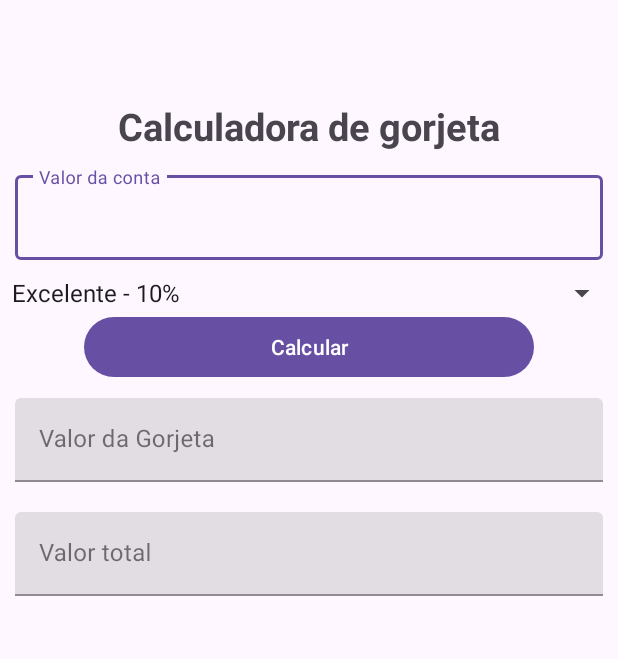
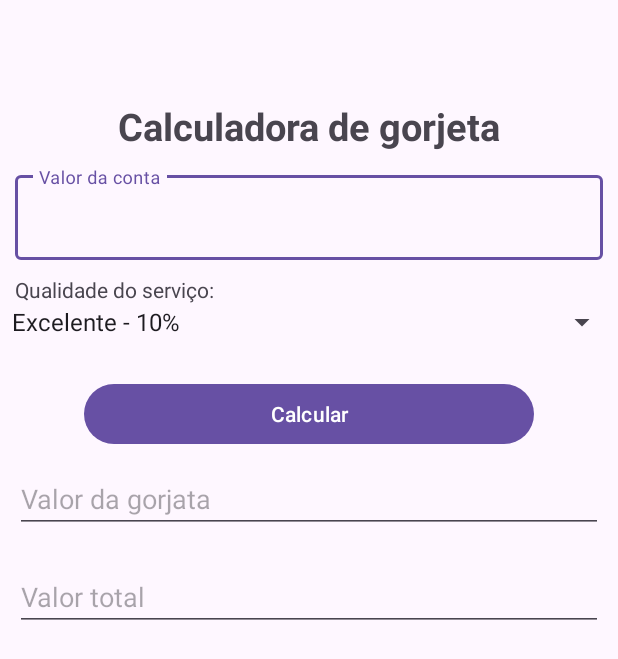
Before and after one commit to LBorgess/Gorjeta, an Android app: the screen it shows after launch (MainActivity), on a phone screen of 412 x 824 dp. Shown: the top 659 px of the screen. Run offline under Robolectric (Android 15) with nearby library versions, the phone set to English and light mode, and no system bars.

Commit message:
Funcionamento do menu drop

```diff
--- a/app/src/main/java/br/com/etecia/gorjeta/MainActivity.java
+++ b/app/src/main/java/br/com/etecia/gorjeta/MainActivity.java
@@ -4,9 +4,11 @@ import androidx.appcompat.app.AppCompatActivity;
 
 import android.os.Bundle;
 import android.widget.ArrayAdapter;
+import android.widget.EditText;
 import android.widget.Spinner;
 
 public class MainActivity extends AppCompatActivity {
+
 
     Spinner menu;
 
--- a/app/src/main/res/layout/activity_main.xml
+++ b/app/src/main/res/layout/activity_main.xml
@@ -16,6 +16,8 @@
         android:textSize="25sp"
         android:textStyle="bold" />
 
+    <!-- Valor da conta-->
+
     <com.google.android.material.textfield.TextInputLayout
         style="@style/Widget.MaterialComponents.TextInputLayout.OutlinedBox"
         android:layout_width="match_parent"
@@ -28,71 +30,45 @@
         <com.google.android.material.textfield.TextInputEditText
             android:id="@+id/outlined_edit_text"
             android:layout_width="match_parent"
-            android:layout_height="wrap_content" />
+            android:layout_height="wrap_content"
+            android:inputType="numberDecimal"
+            />
 
     </com.google.android.material.textfield.TextInputLayout>
 
-    <!--    SELECÃO-->
+    <TextView
+        android:layout_width="match_parent"
+        android:layout_height="wrap_content"
+        android:layout_marginLeft="10dp"
+        android:text="Qualidade do serviço:" />
+
+    <!--SELECÃO-->
 
     <Spinner
         android:id="@+id/menu_valores"
         android:layout_width="match_parent"
-        android:layout_height="wrap_content" />
-
-    <!--    <com.google.android.material.textfield.TextInputLayout-->
-    <!--        style="@style/Widget.MaterialComponents.TextInputLayout.OutlinedBox"-->
-    <!--        android:layout_width="match_parent"-->
-    <!--        android:layout_height="wrap_content"-->
-    <!--        android:layout_margin="10dp"-->
-    <!--        android:hint="Qualidade do serviço"-->
-    <!--        app:layout_constraintLeft_toLeftOf="parent"-->
-    <!--        app:layout_constraintRight_toRightOf="parent">-->
-
-    <!--        <com.google.android.material.textfield.TextInputEditText-->
-    <!--            android:id="@+id/outlined_edit_text"-->
-    <!--            android:layout_width="match_parent"-->
-    <!--            android:layout_height="wrap_content" />-->
-
-    <!--    </com.google.android.material.textfield.TextInputLayout>-->
+        android:layout_height="wrap_content"
+        android:entries="@array/menu_valores" />
 
     <Button
         android:layout_width="300dp"
         android:layout_height="wrap_content"
         android:layout_gravity="center"
+        android:layout_marginTop="25dp"
         android:text="Calcular" />
 
-
-    <com.google.android.material.textfield.TextInputLayout
-
-        style="@style/Widget.MaterialComponents.TextInputLayout.FilledBox"
+    <EditText
         android:layout_width="match_parent"
         android:layout_height="wrap_content"
         android:layout_margin="10dp"
-        android:hint="Valor da Gorjeta"
-        app:layout_constraintLeft_toLeftOf="parent"
-        app:layout_constraintRight_toRightOf="parent">
+        android:editable="false"
+        android:hint="Valor da gorjata" />
 
-        <com.google.android.material.textfield.TextInputEditText
-            android:layout_width="match_parent"
-            android:layout_height="wrap_content" />
-
-    </com.google.android.material.textfield.TextInputLayout>
-
-    <com.google.android.material.textfield.TextInputLayout
-
-        style="@style/Widget.MaterialComponents.TextInputLayout.FilledBox"
+    <EditText
         android:layout_width="match_parent"
         android:layout_height="wrap_content"
         android:layout_margin="10dp"
-        android:hint="Valor total"
-        app:layout_constraintLeft_toLeftOf="parent"
-        app:layout_constraintRight_toRightOf="parent">
-
-        <com.google.android.material.textfield.TextInputEditText
-            android:layout_width="match_parent"
-            android:layout_height="wrap_content" />
-
-    </com.google.android.material.textfield.TextInputLayout>
-
+        android:editable="false"
+        android:hint="Valor total" />
 
 </LinearLayout>
```
